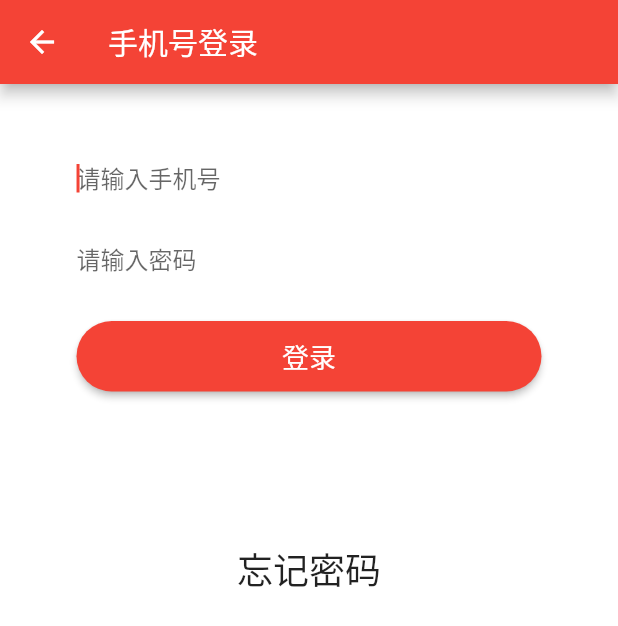
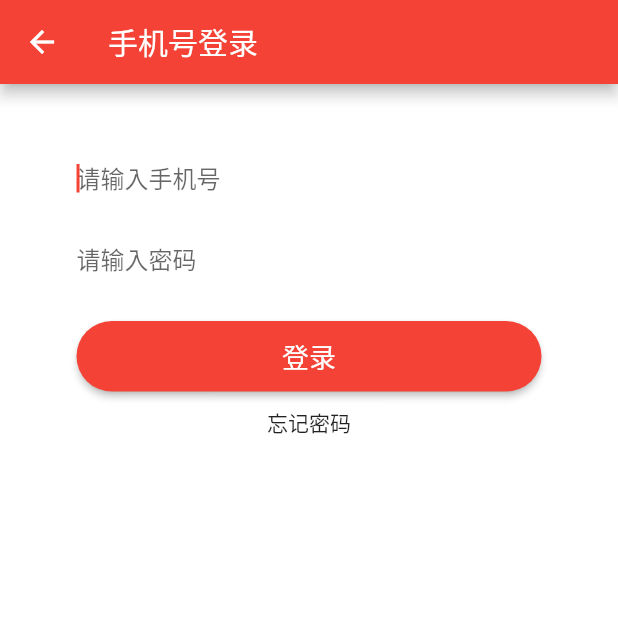
Before and after one commit to leitingting08/sum-flutter, a Flutter app: the LoginPage screen opened directly, after a tap on "手机号登录", on a phone screen of 412 x 824 dp. Shown: the top 626 px of the screen. Run offline on Flutter 3.47's test engine with Material 2 defaults, Android fonts, the phone set to English and light mode, and no system bars; our stand-ins replace dio, fluttertoast; network calls fail.

Commit message:
WIP: 登录注册

```diff
--- a/lib/pages/login/login.dart
+++ b/lib/pages/login/login.dart
@@ -39,7 +39,7 @@ class LoginPage extends StatelessWidget {
                                 MaterialPageRoute(
                                     builder: (context) => RegisterPage(),
                                     settings: RouteSettings(
-                                        arguments: {'title': '手机号登录','hinText':'请输入手机号','btnText':'登录'})))
+                                        arguments: {'id':'0','title': '手机号登录','hinText':'请输入手机号','btnText':'登录'})))
                             // Fluttertoast.showToast(
                             //   msg: "请先注册",
                             //   gravity: ToastGravity.CENTER,
@@ -65,7 +65,7 @@ class LoginPage extends StatelessWidget {
                                 MaterialPageRoute(
                                     builder: (context) => RegisterPage(),
                                     settings: RouteSettings(
-                                        arguments: {'title': '手机号注册','hinText':'请输入手机号','btnText':'注册'})))
+                                        arguments: {'id':'1','title': '手机号注册','hinText':'请输入手机号','btnText':'注册'})))
                           },
                     )),
                 GestureDetector(
@@ -118,7 +118,7 @@ class LoginPage extends StatelessWidget {
                                 MaterialPageRoute(
                                     builder: (context) => RegisterPage(),
                                     settings: RouteSettings(
-                                        arguments: {'title': '网易邮箱登录','hinText':'请输入邮箱','btnText':'登录'})))
+                                        arguments: {'id':'3','title': '网易邮箱登录','hinText':'请输入邮箱','btnText':'登录'})))
                             //  Navigator.pushNamed(context, '/register',
                             //     arguments: {'id': 2})
                           },
--- a/lib/pages/login/register.dart
+++ b/lib/pages/login/register.dart
@@ -1,6 +1,7 @@
 import 'package:flutter/material.dart';
 // import 'package:app/utils/netutils.dart';
 import 'package:app/components/showMyDialog.dart';
+import 'package:fluttertoast/fluttertoast.dart';
 
 class RegisterPage extends StatefulWidget {
   RegisterPage({
@@ -78,7 +79,13 @@ class _RegisterPageState extends State<RegisterPage> {
                       height: 47,
                       margin: const EdgeInsets.only(top: 30),
                       child: RaisedButton(
-                        onPressed: () => {},
+                        onPressed: () => {
+                           Fluttertoast.showToast(
+                              msg: "请输入手机号和密码",
+                              gravity: ToastGravity.CENTER,
+                              timeInSecForIos: 1,
+                            )
+                        },
                         shape: RoundedRectangleBorder(
                             borderRadius: BorderRadius.circular(50.0)),
                         textColor: Colors.white,
@@ -89,41 +96,18 @@ class _RegisterPageState extends State<RegisterPage> {
                         ),
                       ),
                     ),
+                    args['id']!='1'?
                     Padding(
-                        padding: EdgeInsets.only(top: 100),
+                        padding: EdgeInsets.only(top: 10),
                         child: GestureDetector(
                           child: Text(
-                            '忘记密码',
-                            style: TextStyle(fontSize: 24),
+                            '忘记密码'
                           ),
                           onTap: () => {
-                                // Navigator.pushNamed(context, '/forget',
-                                //     arguments: {'id': '我是Named方法穿过来的参数'})
-                                FlutterDialog.show(context, {'content': '哈哈哈'})
+                                Navigator.pushNamed(context, '/forget')
+                                // FlutterDialog.show(context, {'content': '哈哈哈'})
                               },
-                        )),
-                    // Padding(
-                    //     padding: EdgeInsets.only(top: 100),
-                    //     child: GestureDetector(
-                    //       child: Text(
-                    //         eventEmitter,
-                    //         style: TextStyle(fontSize: 24),
-                    //       ),
-                    //       onTap: () => updateText("点击"),
-                    //       onDoubleTap: () => updateText("双击"),
-                    //       onLongPress: () => updateText("长按"),
-                    //     )),
-                    // Padding(
-                    //     padding: EdgeInsets.only(top: 100),
-                    //     child: GestureDetector(
-                    //       child: Text(
-                    //         dialogTxt,
-                    //         style: TextStyle(fontSize: 24),
-                    //       ),
-                    //       onTap: () => showDialog(
-                    //           context: context,
-                    //           builder: (_) => _generateAlertDialog("我是弹框的内容")),
-                    //     ))
+                        )):Container(),
                   ],
                 ),
               ),
```
Also changed, not shown: lib/pages/login/forget.dart (+10 -3 lines), pubspec.lock.
